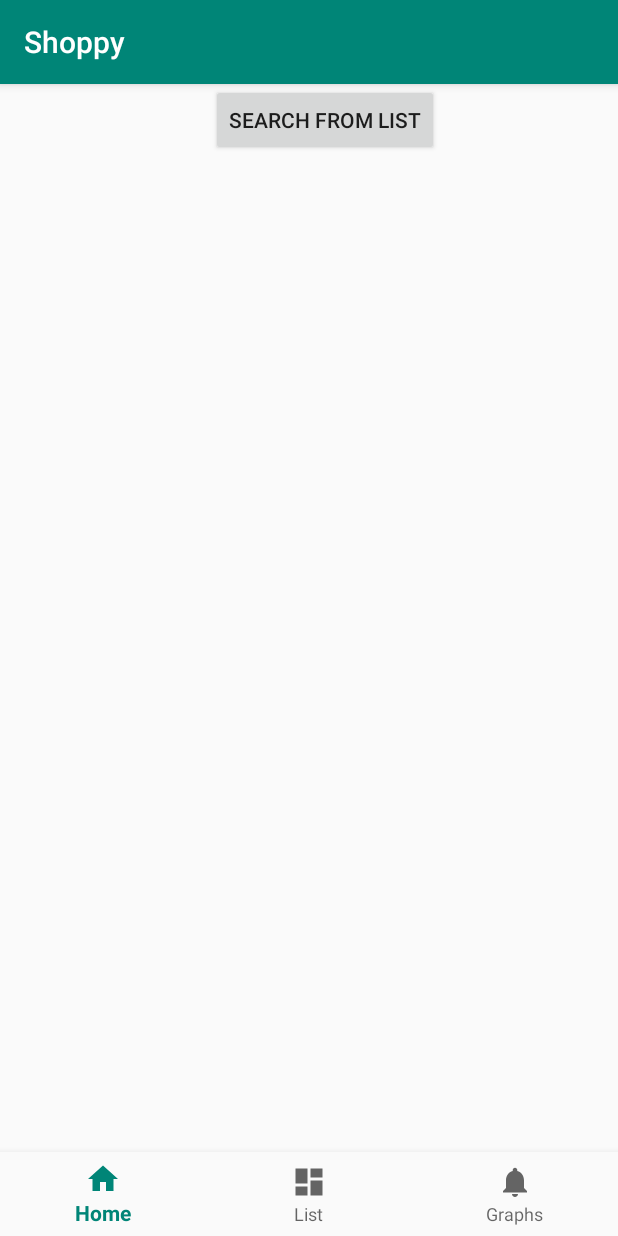
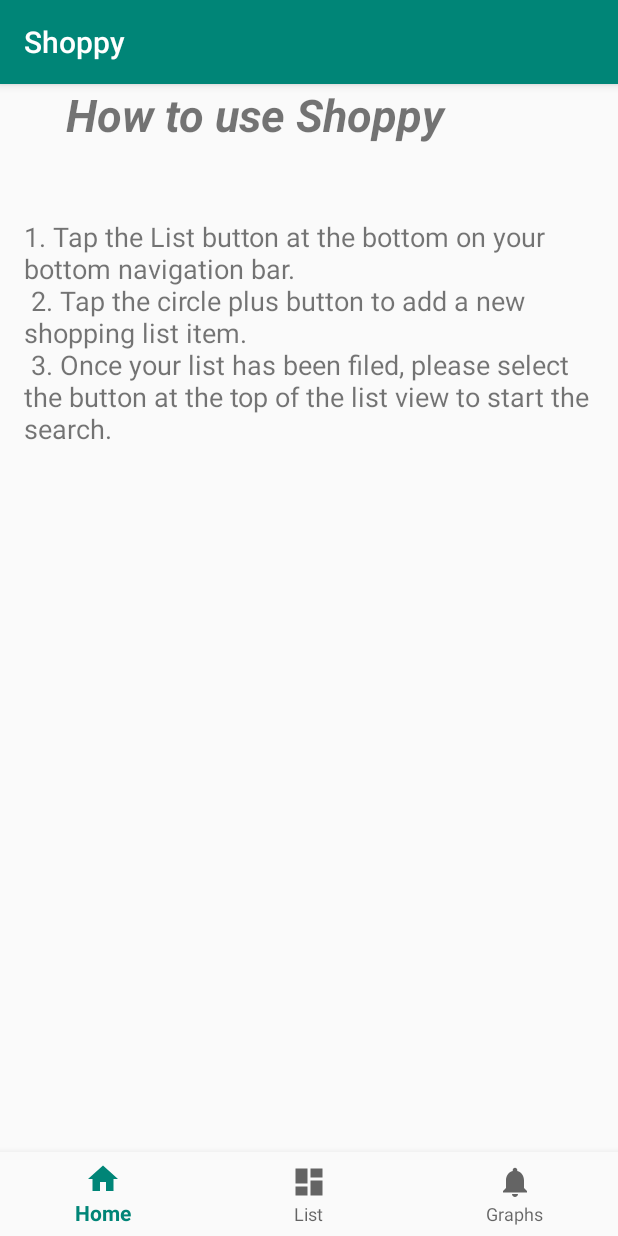
Before and after one commit to Bdoom/Shoppy, an Android app: the screen it shows after launch (MainActivity), on a phone screen of 412 x 824 dp. Run offline under Robolectric (Android 15) with nearby library versions, the phone set to English and light mode, and no system bars; our stand-ins replace AdMob.

Commit message:
Implemented ads on main menu fragment, and also some basic instructions on how to use the app.

```diff
--- a/app/src/main/AndroidManifest.xml
+++ b/app/src/main/AndroidManifest.xml
@@ -17,6 +17,10 @@
         <activity android:name=".MultipleSearchResultsActivity"></activity>
 
         <meta-data
+            android:name="com.google.android.gms.ads.AD_MANAGER_APP"
+            android:value="true"/>
+
+        <meta-data
             android:name="com.google.android.gms.ads.APPLICATION_ID"
             android:value="ca-app-pub-6636580205361410~8791143179" />
 
--- a/app/src/main/java/com/example/shoppy/mainFragment.java
+++ b/app/src/main/java/com/example/shoppy/mainFragment.java
@@ -1,14 +1,17 @@
 package com.example.shoppy;
 
 import android.content.Context;
-import android.content.Intent;
 import android.net.Uri;
 import android.os.Bundle;
-import androidx.fragment.app.Fragment;
 import android.view.LayoutInflater;
 import android.view.View;
 import android.view.ViewGroup;
-import android.widget.Button;
+
+import androidx.fragment.app.Fragment;
+
+import com.google.android.gms.ads.AdListener;
+import com.google.android.gms.ads.AdRequest;
+import com.google.android.gms.ads.AdView;
 
 public class mainFragment extends Fragment {
 
@@ -42,8 +45,24 @@
         //Button btnSearch = rootView.findViewById(R.id.btnSearch);
         //btnSearch.setOnClickListener(mOnClickListener);
 
-        Button btnSearchFromList = rootView.findViewById(R.id.btnSearchFromList);
-        btnSearchFromList.setOnClickListener(mOnClickListener);
+
+        // Make ad request
+        AdView adView = rootView.findViewById(R.id.adView);
+
+        adView.setAdListener(new AdListener() {
+            @Override
+            public void onAdFailedToLoad(int errorCode) {
+                System.out.println("Error Code (for ads): " + errorCode);
+            }
+
+        });
+
+
+        final AdRequest.Builder adReq = new AdRequest.Builder();
+        final AdRequest adRequest = adReq.build();
+        adView.loadAd(adRequest);
+
+        // End ad request
 
         return rootView;
     }
@@ -60,11 +79,11 @@
                 }
             }*/
 
-            if (v.getId() == R.id.btnSearchFromList)
+            /*if (v.getId() == R.id.btnSearchFromList)
             {
                 Intent intent = new Intent(getContext(), MultipleSearchResultsActivity.class);
                 startActivity(intent);
-            }
+            }*/
         }
     };
 
--- a/app/src/main/res/layout/fragment_main.xml
+++ b/app/src/main/res/layout/fragment_main.xml
@@ -6,46 +6,38 @@
     android:layout_height="match_parent"
     tools:context=".mainFragment">
 
-    <!-- TODO: Update blank fragment layout -->
-
-    <!-- <EditText
-        android:id="@+id/txtSearch"
+    <com.google.android.gms.ads.AdView
+        android:id="@+id/adView"
         android:layout_width="wrap_content"
         android:layout_height="wrap_content"
-        android:layout_alignParentStart="true"
-        android:layout_marginStart="16dp"
-        android:layout_marginTop="16dp"
-        android:autofillHints="@android:string/search_go"
-        android:ems="10"
-        android:hint="@android:string/search_go"
-        android:inputType="textPersonName"
+        android:layout_marginStart="44dp"
+        android:layout_marginTop="24dp"
+        app:adSize="BANNER"
+        app:adUnitId="ca-app-pub-6636580205361410/2006242972"
         app:layout_constraintStart_toStartOf="parent"
         app:layout_constraintTop_toTopOf="parent" />
 
-    <Button
-        android:id="@+id/btnSearch"
-        android:layout_width="wrap_content"
-        android:layout_height="wrap_content"
-        android:layout_alignParentEnd="true"
-        android:layout_marginStart="32dp"
-        android:layout_marginTop="12dp"
-        android:layout_marginEnd="61dp"
-        android:text="@android:string/search_go"
-        app:layout_constraintEnd_toEndOf="parent"
-        app:layout_constraintHorizontal_bias="1.0"
-        app:layout_constraintStart_toEndOf="@+id/txtSearch"
-        app:layout_constraintTop_toTopOf="parent" /> -->
+    <TextView
+        android:id="@+id/txtHowToUse"
+        android:layout_width="330dp"
+        android:layout_height="61dp"
+        android:layout_marginStart="44dp"
+        android:layout_marginTop="32dp"
+        android:text="@string/tutorial_main_fragment_header"
+        android:textSize="30sp"
+        android:textStyle="bold|italic"
+        app:layout_constraintStart_toStartOf="parent"
+        app:layout_constraintTop_toBottomOf="@+id/adView2" />
 
-    <Button
-        android:id="@+id/btnSearchFromList"
-        android:layout_width="wrap_content"
-        android:layout_height="wrap_content"
-        android:layout_marginStart="140dp"
-        android:layout_marginTop="65dp"
-        android:layout_marginEnd="119dp"
-        android:text="@string/search_from_list"
-        app:layout_constraintEnd_toEndOf="parent"
+    <TextView
+        android:id="@+id/txtHowToUseShoppyBody"
+        android:layout_width="381dp"
+        android:layout_height="235dp"
+        android:layout_marginStart="16dp"
+        android:layout_marginTop="28dp"
+        android:text="@string/tutorial_main_fragment_body"
+        android:textSize="18sp"
         app:layout_constraintStart_toStartOf="parent"
-        app:layout_constraintTop_toBottomOf="@+id/txtSearch" />
+        app:layout_constraintTop_toBottomOf="@+id/txtHowToUse" />
 
 </androidx.constraintlayout.widget.ConstraintLayout>
--- a/app/src/main/res/values/strings.xml
+++ b/app/src/main/res/values/strings.xml
@@ -11,5 +11,12 @@
     <string name="btn_delete_list_item">Delete</string>
     <string name="title_edit_shopping_list_item">Edit shopping list item</string>
     <string name="store">Store: </string>
+    <string name="search">Search: </string>
+    <string name="tutorial_main_fragment_header">How to use Shoppy</string>
+    <string name="tutorial_main_fragment_body">
+        1. Tap the "List" button at the bottom on your bottom navigation bar. \n
+        2. Tap the circle plus button to add a new shopping list item. \n
+        3. Once your list has been filed, please select the button at the top of the list view to start the search.
+    </string>
 
 </resources>
```
Also changed, not shown: app/src/main/java/com/example/shoppy/MainActivity.java (+5 -31 lines), app/src/main/java/com/example/shoppy/listFragment.java (+21 -9 lines), app/src/main/res/layout/fragment_list.xml (+28 -2 lines).
